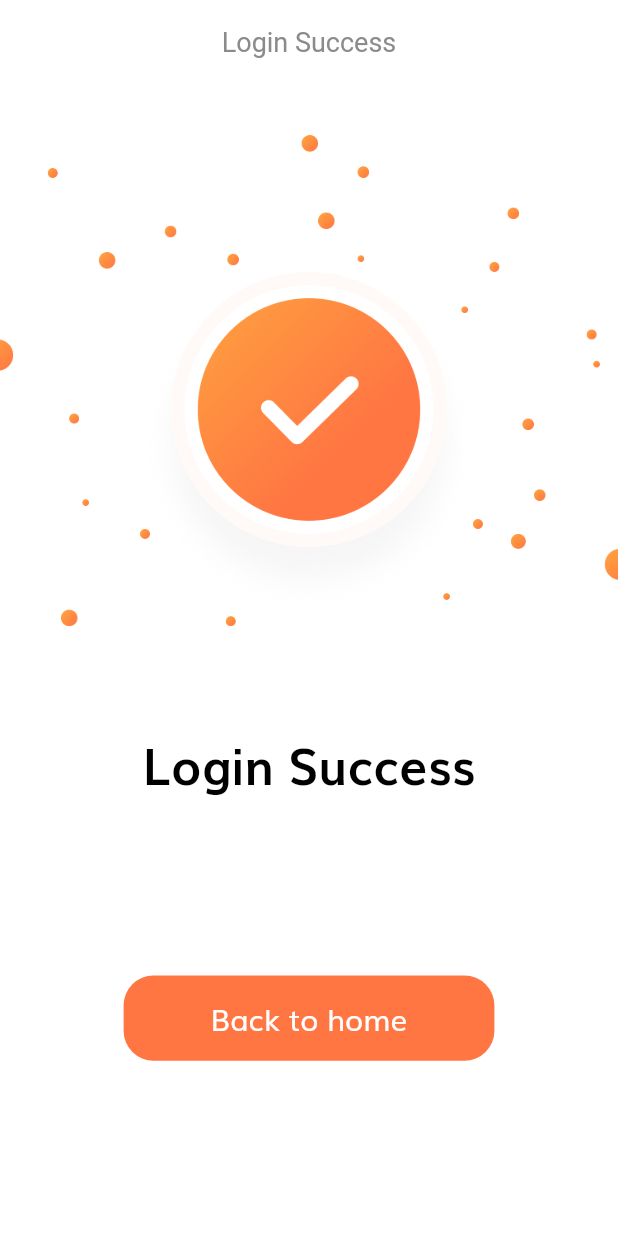
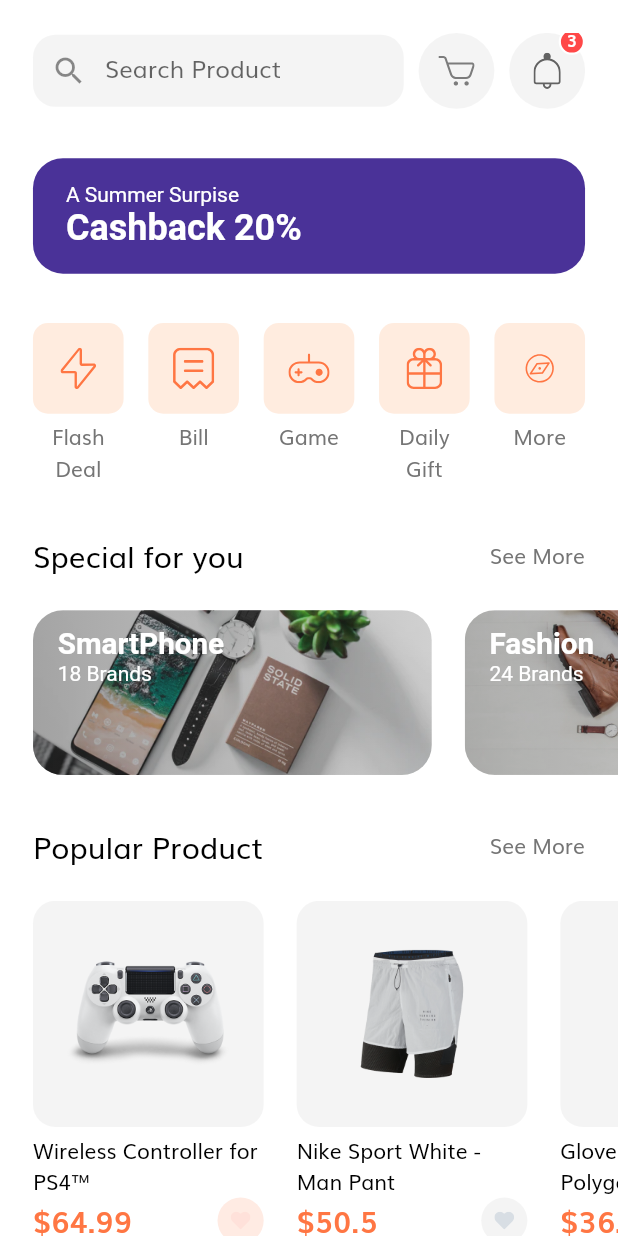
Before and after one commit to Mertuncel/e_commerce_app, a Flutter app: the LoginSuccessScreen screen opened by its route, after a tap on "Back to home", on a phone screen of 412 x 824 dp. Run offline on Flutter 3.47's test engine with Material 2 defaults, Android fonts, the phone set to English and light mode, and no system bars; our stand-ins replace flutter_svg.

Commit message:
Yeni sayfa eklendi

```diff
--- /dev/null
+++ b/lib/components/product_card.dart
@@ -0,0 +1,82 @@
+import 'package:flutter/material.dart';
+import 'package:flutter_svg/flutter_svg.dart';
+
+import '../constants.dart';
+import '../models/product.dart';
+import '../size_config.dart';
+
+class ProductCard extends StatelessWidget {
+  const ProductCard({
+    super.key,
+    this.width = 140,
+    this.aspectRetion = 1.02,
+    required this.product,
+  });
+
+  final double width, aspectRetion;
+  final Product product;
+
+  @override
+  Widget build(BuildContext context) {
+    return Padding(
+      padding: EdgeInsets.only(left: getProportionateScreenWidth(20)),
+      child: SizedBox(
+        width: getProportionateScreenWidth(width),
+        child: Column(
+          children: [
+            AspectRatio(
+              aspectRatio: aspectRetion,
+              child: Container(
+                padding: EdgeInsets.all(getProportionateScreenWidth(20)),
+                decoration: BoxDecoration(
+                  color: kSecondaryColor.withOpacity(0.1),
+                  borderRadius: BorderRadius.circular(15),
+                ),
+                child: Image.asset(product.images[0]),
+              ),
+            ),
+            const SizedBox(height: 5),
+            Text(
+              product.title,
+              style: const TextStyle(color: Colors.black),
+              maxLines: 2,
+            ),
+            Row(
+              mainAxisAlignment: MainAxisAlignment.spaceBetween,
+              children: [
+                Text(
+                  "\$${product.price}",
+                  style: TextStyle(
+                      fontSize: getProportionateScreenWidth(18),
+                      fontWeight: FontWeight.w600,
+                      color: kPrimaryColor),
+                ),
+                InkWell(
+                  borderRadius: BorderRadius.circular(30),
+                  onTap: () {},
+                  child: Container(
+                    padding: EdgeInsets.all(getProportionateScreenWidth(8)),
+                    width: getProportionateScreenWidth(28),
+                    height: getProportionateScreenWidth(28),
+                    decoration: BoxDecoration(
+                      color: product.isFavourite
+                          ? kPrimaryColor.withOpacity(0.15)
+                          : kSecondaryColor.withOpacity(0.1),
+                      shape: BoxShape.circle,
+                    ),
+                    child: SvgPicture.asset(
+                      "assets/icons/Heart Icon_2.svg",
+                      color: product.isFavourite
+                          ? const Color(0x0fff4848)
+                          : const Color(0xFFD8DEE4),
+                    ),
+                  ),
+                ),
+              ],
+            )
+          ],
+        ),
+      ),
+    );
+  }
+}
--- /dev/null
+++ b/lib/models/product.dart
@@ -0,0 +1,102 @@
+import 'package:flutter/material.dart';
+
+class Product {
+  final String title, description;
+  final List<String> images;
+  final List<Color> colors;
+  final double rating, price;
+  final bool isFavourite, isPopular;
+
+  Product({
+    required this.images,
+    required this.colors,
+    this.rating = 0.0,
+    this.isFavourite = false,
+    this.isPopular = false,
+    required this.title,
+    required this.price,
+    required this.description,
+
+  });
+}
+
+// Our demo Products
+
+List<Product> demoProducts = [
+  Product(
+
+    images: [
+      "assets/images/ps4_console_white_1.png",
+      "assets/images/ps4_console_white_2.png",
+      "assets/images/ps4_console_white_3.png",
+      "assets/images/ps4_console_white_4.png",
+    ],
+    colors: [
+      Color(0xFFF6625E),
+      Color(0xFF836DB8),
+      Color(0xFFDECB9C),
+      Colors.white,
+    ],
+    title: "Wireless Controller for PS4™",
+    price: 64.99,
+    description: description,
+    rating: 4.8,
+    isFavourite: true,
+    isPopular: true,
+  ),
+  Product(
+
+    images: [
+      "assets/images/Image Popular Product 2.png",
+    ],
+    colors: [
+      Color(0xFFF6625E),
+      Color(0xFF836DB8),
+      Color(0xFFDECB9C),
+      Colors.white,
+    ],
+    title: "Nike Sport White - Man Pant",
+    price: 50.5,
+    description: description,
+    rating: 4.1,
+    isPopular: true,
+  ),
+  Product(
+
+    images: [
+      "assets/images/glap.png",
+    ],
+    colors: [
+      Color(0xFFF6625E),
+      Color(0xFF836DB8),
+      Color(0xFFDECB9C),
+      Colors.white,
+    ],
+    title: "Gloves XC Omega - Polygon",
+    price: 36.55,
+    description: description,
+    rating: 4.1,
+    isFavourite: true,
+    isPopular: true,
+  ),
+  Product(
+
+    images: [
+      "assets/images/wireless headset.png",
+    ],
+    colors: [
+      Color(0xFFF6625E),
+      Color(0xFF836DB8),
+      Color(0xFFDECB9C),
+      Colors.white,
+    ],
+    title: "Logitech Head",
+    price: 20.20,
+    description: description,
+    rating: 4.1,
+    isFavourite: true,
+  ),
+];
+
+const String description =
+    "Wireless Controller for PS4™ gives you what you want in your gaming from over precision control your games to sharing …";
--- a/lib/routs.dart
+++ b/lib/routs.dart
@@ -1,3 +1,4 @@
+import 'package:e_commerce_app/screens/Home/home_screen.dart';
 import 'package:e_commerce_app/screens/Sign_up/sign_up_screen.dart';
 import 'package:e_commerce_app/screens/complete_profile/complete_profile_screen.dart';
 import 'package:e_commerce_app/screens/forgot_password/forgot_password_screen.dart';
@@ -15,4 +16,5 @@ final Map<String, WidgetBuilder> routes = {
   SignUpScreen.routeName:(context) => const SignUpScreen(),
   CompleteProfileScreen.routeName:(context) => const CompleteProfileScreen(),
   OtpScreen.routName:(context) => const OtpScreen(),
+  HomeScreen.routeName:(context) => const HomeScreen(),
 };
--- /dev/null
+++ b/lib/screens/Home/components/body.dart
@@ -0,0 +1,36 @@
+import 'package:e_commerce_app/screens/Home/components/discount_banner.dart';
+
+import 'package:flutter/material.dart';
+import 'package:e_commerce_app/size_config.dart';
+
+import 'categories.dart';
+import 'home_header.dart';
+import 'popular_products.dart';
+import 'spacial_offers.dart';
+
+class Body extends StatelessWidget {
+  const Body({super.key});
+
+  @override
+  Widget build(BuildContext context) {
+    return SafeArea(
+      child: SingleChildScrollView(
+        child: Column(
+          children: [
+            SizedBox(height: getProportionateScreenWidth(20)),
+            const HomeHeader(),
+            SizedBox(height: getProportionateScreenWidth(30)),
+            const DiscountBanner(),
+            SizedBox(height: getProportionateScreenWidth(30)),
+            const Categories(),
+            SizedBox(height: getProportionateScreenWidth(30)),
+            const SpecialOffers(),
+            SizedBox(height: getProportionateScreenWidth(30)),
+            const PopularProducts(),
+            SizedBox(height: getProportionateScreenWidth(30)),
+          ],
+        ),
+      ),
+    );
+  }
+}
--- /dev/null
+++ b/lib/screens/Home/components/categories.dart
@@ -0,0 +1,79 @@
+import 'package:flutter/material.dart';
+import 'package:flutter_svg/flutter_svg.dart';
+
+import '../../../size_config.dart';
+
+class Categories extends StatelessWidget {
+  const Categories({super.key});
+
+  @override
+  Widget build(BuildContext context) {
+    List<Map<String, dynamic>> categories = [
+      {"icon": "assets/icons/Flash Icon.svg", "text": "Flash Deal"},
+      {"icon": "assets/icons/Bill Icon.svg", "text": "Bill"},
+      {"icon": "assets/icons/Game Icon.svg", "text": "Game"},
+      {"icon": "assets/icons/Gift Icon.svg", "text": "Daily Gift"},
+      {"icon": "assets/icons/Discover.svg", "text": "More"},
+    ];
+    return Padding(
+      padding:
+          EdgeInsets.symmetric(horizontal: getProportionateScreenWidth(20)),
+      child: Row(
+        mainAxisAlignment: MainAxisAlignment.spaceBetween,
+        crossAxisAlignment: CrossAxisAlignment.start,
+        children: [
+          ...List.generate(
+            categories.length,
+            (index) => CategoryCard(
+              icon: categories[index]["icon"],
+              text: categories[index]["text"],
+              press: () {},
+            ),
+          ),
+        ],
+      ),
+    );
+  }
+}
+
+class CategoryCard extends StatelessWidget {
+  const CategoryCard({
+    super.key,
+    required this.icon,
+    required this.text,
+    required this.press,
+  });
+
+  final String icon, text;
+  final GestureTapCallback press;
+
+  @override
+  Widget build(BuildContext context) {
+    return GestureDetector(
+      onTap: press,
+      child: SizedBox(
+        width: getProportionateScreenWidth(55),
+        child: Column(
+          children: [
+            AspectRatio(
+              aspectRatio: 1,
+              child: Container(
+                padding: EdgeInsets.all(getProportionateScreenWidth(15)),
+                decoration: BoxDecoration(
+                  color: const Color(0xFFFFECDF),
+                  borderRadius: BorderRadius.circular(10),
+                ),
+                child: SvgPicture.asset(icon),
+              ),
+            ),
+            const SizedBox(height: 5),
+            Text(
+              text,
+              textAlign: TextAlign.center,
+            ),
+          ],
+        ),
+      ),
+    );
+  }
+}
--- /dev/null
+++ b/lib/screens/Home/components/discount_banner.dart
@@ -0,0 +1,40 @@
+import 'package:flutter/material.dart';
+
+import '../../../size_config.dart';
+
+class DiscountBanner extends StatelessWidget {
+  const DiscountBanner({
+    super.key,
+  });
+
+  @override
+  Widget build(BuildContext context) {
+    return Container(
+      margin: EdgeInsets.symmetric(
+        horizontal: getProportionateScreenWidth(20),
+      ),
+      padding: EdgeInsets.symmetric(
+        horizontal: getProportionateScreenWidth(20),
+        vertical: getProportionateScreenWidth(15),
+      ),
+      width: double.infinity,
+      //height: 90,
+      decoration: BoxDecoration(
+        color: const Color(0xFF4A3298),
+        borderRadius: BorderRadius.circular(20),
+      ),
+      child: const Text.rich(
+        TextSpan(
+          text: "A Summer Surpise\n",
+          style: TextStyle(color: Colors.white),
+          children: [
+            TextSpan(
+              text: "Cashback 20%",
+              style: TextStyle(fontSize: 24, fontWeight: FontWeight.bold),
+            ),
+          ],
+        ),
+      ),
+    );
+  }
+}
--- /dev/null
+++ b/lib/screens/Home/components/home_header.dart
@@ -0,0 +1,35 @@
+import 'package:flutter/material.dart';
+
+import '../../../size_config.dart';
+import 'icon_btn_with_counter.dart';
+import 'search_field.dart';
+
+class HomeHeader extends StatelessWidget {
+  const HomeHeader({
+    super.key,
+  });
+
+  @override
+  Widget build(BuildContext context) {
+    return Padding(
+      padding: EdgeInsets.symmetric(
+        horizontal: getProportionateScreenWidth(20),
+      ),
+      child: Row(
+        mainAxisAlignment: MainAxisAlignment.spaceBetween,
+        children: [
+          const SearchField(),
+          IconBtnWithCounter(
+            svgSrc: "assets/icons/Cart Icon.svg",
+            press: () {},
+          ),
+          IconBtnWithCounter(
+            svgSrc: "assets/icons/Bell.svg",
+            numOfItems: 3,
+            press: () {},
+          ),
+        ],
+      ),
+    );
+  }
+}
--- /dev/null
+++ b/lib/screens/Home/components/icon_btn_with_counter.dart
@@ -0,0 +1,65 @@
+import 'package:flutter/material.dart';
+import 'package:flutter_svg/flutter_svg.dart';
+
+import '../../../constants.dart';
+import '../../../size_config.dart';
+
+class IconBtnWithCounter extends StatelessWidget {
+  const IconBtnWithCounter({
+    Key? key,
+    required this.svgSrc,
+    this.numOfItems = 0,
+    required this.press,
+  }) : super(key: key);
+
+  final String svgSrc;
+  final int numOfItems;
+  final GestureTapCallback press;
+
+  @override
+  Widget build(BuildContext context) {
+    return InkWell(
+      onTap: press,
+      borderRadius: BorderRadius.circular(50),
+      child: Stack(
+        children: [
+          Container(
+            padding: EdgeInsets.all(getProportionateScreenWidth(12)),
+            height: getProportionateScreenWidth(46),
+            width: getProportionateScreenWidth(46),
+            decoration: BoxDecoration(
+              color: kSecondaryColor.withOpacity(0.1),
+              shape: BoxShape.circle,
+            ),
+            child: SvgPicture.asset(svgSrc),
+          ),
+          if (numOfItems != 0)
+            Positioned(
+              top: -3,
+              right: 0,
+              child: Container(
+                height: getProportionateScreenWidth(16),
+                width: getProportionateScreenWidth(16),
+                decoration: BoxDecoration(
+                  color: const Color(0xFFFF4848),
+                  shape: BoxShape.circle,
+                  border: Border.all(width: 1.5, color: Colors.white),
+                ),
+                child: Center(
+                  child: Text(
+                    "$numOfItems",
+                    style: TextStyle(
+                      fontSize: getProportionateScreenWidth(10),
+                      height: 1,
+                      color: Colors.white,
+                      fontWeight: FontWeight.w600,
+                    ),
+                  ),
+                ),
+              ),
+            ),
+        ],
+      ),
+    );
+  }
+}
--- /dev/null
+++ b/lib/screens/Home/components/popular_products.dart
@@ -0,0 +1,43 @@
+import 'package:flutter/material.dart';
+
+import '../../../components/product_card.dart';
+import '../../../models/product.dart';
+import '../../../size_config.dart';
+import 'section_title.dart';
+
+class PopularProducts extends StatelessWidget {
+  const PopularProducts({
+    super.key,
+  });
+
+  @override
+  Widget build(BuildContext context) {
+    return Column(
+      children: [
+        SectionTitle(
+          text: "Popular Product",
+          press: () {},
+        ),
+        SizedBox(
+          height: getProportionateScreenWidth(20),
+        ),
+        SingleChildScrollView(
+          scrollDirection: Axis.horizontal,
+          child: Row(
+            children: [
+              ...List.generate(
+                demoProducts.length,
+                (index) => ProductCard(
+                  product: demoProducts[index],
+                ),
+              ),
+              SizedBox(
+                width: getProportionateScreenWidth(20),
+              ),
+            ],
+          ),
+        ),
+      ],
+    );
+  }
+}
--- /dev/null
+++ b/lib/screens/Home/components/search_field.dart
@@ -0,0 +1,37 @@
+import 'package:flutter/material.dart';
+
+import '../../../constants.dart';
+import '../../../size_config.dart';
+
+class SearchField extends StatelessWidget {
+  const SearchField({
+    super.key,
+  });
+
+  @override
+  Widget build(BuildContext context) {
+    return Container(
+      width: SizeConfig.screenWidth * 0.6, //%60 of our width
+      //height: 50,
+      decoration: BoxDecoration(
+        color: kSecondaryColor.withOpacity(0.1),
+        borderRadius: BorderRadius.circular(15),
+      ),
+      child: TextField(
+        onChanged: (value) {
+          //search value
+        },
+        decoration: InputDecoration(
+          enabledBorder: InputBorder.none,
+          focusedBorder: InputBorder.none,
+          hintText: "Search Product",
+          prefixIcon: const Icon(Icons.search),
+          contentPadding: EdgeInsets.symmetric(
+            horizontal: getProportionateScreenWidth(20),
+            vertical: getProportionateScreenWidth(9),
+          ),
+        ),
+      ),
+    );
+  }
+}
--- /dev/null
+++ b/lib/screens/Home/components/section_title.dart
@@ -0,0 +1,35 @@
+import 'package:flutter/material.dart';
+
+import '../../../size_config.dart';
+
+class SectionTitle extends StatelessWidget {
+  const SectionTitle({
+    super.key,
+    required this.text,
+    required this.press,
+  });
+
+  final String text;
+  final GestureTapCallback press;
+
+  @override
+  Widget build(BuildContext context) {
+    return Padding(
+      padding:
+          EdgeInsets.symmetric(horizontal: getProportionateScreenWidth(20)),
+      child: Row(
+        mainAxisAlignment: MainAxisAlignment.spaceBetween,
+        children: [
+          Text(
+            text,
+            style: TextStyle(
+              fontSize: getProportionateScreenWidth(18),
+              color: Colors.black,
+            ),
+          ),
+          GestureDetector(onTap: press, child: const Text("See More")),
+        ],
+      ),
+    );
+  }
+}
--- /dev/null
+++ b/lib/screens/Home/components/spacial_offers.dart
@@ -0,0 +1,112 @@
+import 'package:flutter/material.dart';
+
+import '../../../size_config.dart';
+import 'section_title.dart';
+
+class SpecialOffers extends StatelessWidget {
+  const SpecialOffers({
+    super.key,
+  });
+
+  @override
+  Widget build(BuildContext context) {
+    return Column(
+      children: [
+        SectionTitle(
+          text: "Special for you",
+          press: () {},
+        ),
+        SizedBox(
+          height: getProportionateScreenWidth(20),
+        ),
+        SingleChildScrollView(
+          scrollDirection: Axis.horizontal,
+          child: Row(
+            children: [
+              SpacialOfferCard(
+                image: "assets/images/Image Banner 2.png",
+                category: "SmartPhone",
+                numOfBrands: 18,
+                press: () {},
+              ),
+              SpacialOfferCard(
+                image: "assets/images/Image Banner 3.png",
+                category: "Fashion",
+                numOfBrands: 24,
+                press: () {},
+              ),
+              SizedBox(
+                width: getProportionateScreenWidth(20),
+              )
+            ],
+          ),
+        ),
+      ],
+    );
+  }
+}
+
+class SpacialOfferCard extends StatelessWidget {
+  const SpacialOfferCard({
+    super.key,
+    required this.category,
+    required this.image,
+    required this.numOfBrands,
+    required this.press,
+  });
+  final String category, image;
+  final int numOfBrands;
+  final GestureTapCallback press;
+
+  @override
+  Widget build(BuildContext context) {
+    return Padding(
+      padding: EdgeInsets.only(left: getProportionateScreenWidth(20)),
+      child: SizedBox(
+        width: getProportionateScreenWidth(242),
+        height: getProportionateScreenWidth(100),
+        child: ClipRRect(
+          borderRadius: BorderRadius.circular(20),
+          child: Stack(
+            children: [
+              Image.asset(
+                image,
+                fit: BoxFit.cover,
+              ),
+              Container(
+                decoration: BoxDecoration(
+                  gradient: LinearGradient(
+                    colors: [
+                    const Color(0xFF343434).withOpacity(0.4),
+                      const Color(0xFF343434).withOpacity(0.15),
+                    ],
+                  ),
+                ),
+              ),
+              Padding(
+                padding: EdgeInsets.symmetric(
+                    horizontal: getProportionateScreenWidth(15),
+                    vertical: getProportionateScreenWidth(10)),
+                child: Text.rich(
+                  TextSpan(
+                    style: const TextStyle(color: Colors.white),
+                    children: [
+                      TextSpan(
+                        text: "$category\n",
+                        style: TextStyle(
+                          fontSize: getProportionateScreenWidth(18),
+                          fontWeight: FontWeight.bold,
+                        ),
+                      ),
+                      TextSpan(text: "$numOfBrands Brands")
+                    ],
+                  ),
+                ),
+              ),
+            ],
+          ),
+        ),
+      ),
+    );
+  }
+}
--- /dev/null
+++ b/lib/screens/Home/home_screen.dart
@@ -0,0 +1,15 @@
+import 'package:flutter/material.dart';
+
+import 'components/body.dart';
+
+class HomeScreen extends StatelessWidget {
+  static String routeName = "/home";
+  const HomeScreen({super.key});
+
+  @override
+  Widget build(BuildContext context) {
+    return Scaffold(
+      body: Body(),
+    );
+  }
+}
--- a/lib/screens/login_success/components/body.dart
+++ b/lib/screens/login_success/components/body.dart
@@ -1,4 +1,5 @@
 import 'package:e_commerce_app/components/default_button.dart';
+import 'package:e_commerce_app/screens/Home/home_screen.dart';
 import 'package:e_commerce_app/size_config.dart';
 import 'package:flutter/material.dart';
 
@@ -30,9 +31,8 @@ class Body extends StatelessWidget {
         SizedBox(
           width: SizeConfig.screenWidth * 0.6,
           child: DefaultButton(
-            text: "Back to home",
-            press: () {},
-          ),
+              text: "Back to home",
+              press: () => Navigator.pushNamed(context, HomeScreen.routeName)),
         ),
         const Spacer(),
       ],
```
